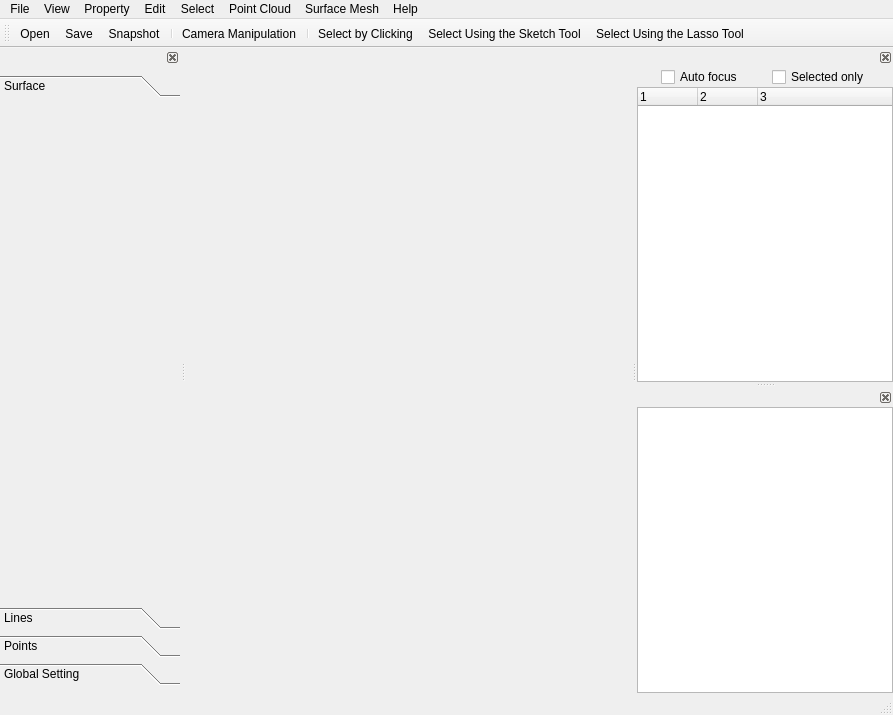
Before: the Qt Designer form applications/Mapple/main_window.ui in LiangliangNan/Easy3D, drawn with Qt 5.
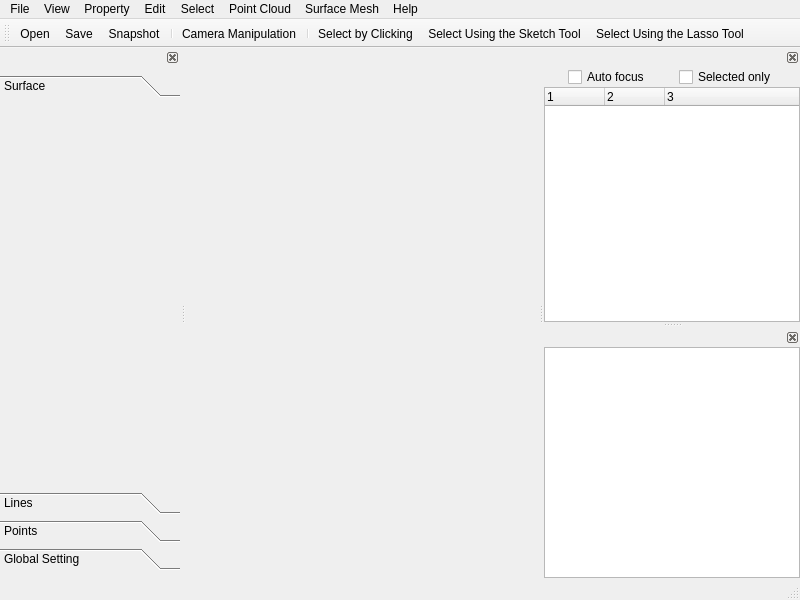
After: the same form once the commit is applied. Icons and pictures are not drawn. Custom widgets are drawn as their Qt base class.

Patch:
```diff
--- a/applications/Mapple/main_window.ui
+++ b/applications/Mapple/main_window.ui
@@ -6,8 +6,8 @@
    <rect>
     <x>0</x>
     <y>0</y>
-    <width>893</width>
-    <height>715</height>
+    <width>800</width>
+    <height>600</height>
    </rect>
   </property>
   <property name="minimumSize">
@@ -25,7 +25,7 @@
     <rect>
      <x>0</x>
      <y>0</y>
-     <width>893</width>
+     <width>800</width>
      <height>22</height>
     </rect>
    </property>
@@ -217,7 +217,7 @@
           <x>0</x>
           <y>0</y>
           <width>180</width>
-          <height>448</height>
+          <height>333</height>
          </rect>
         </property>
         <attribute name="icon">
```
Left out of the diff: 6 changed lines with no effect on the pictures.
